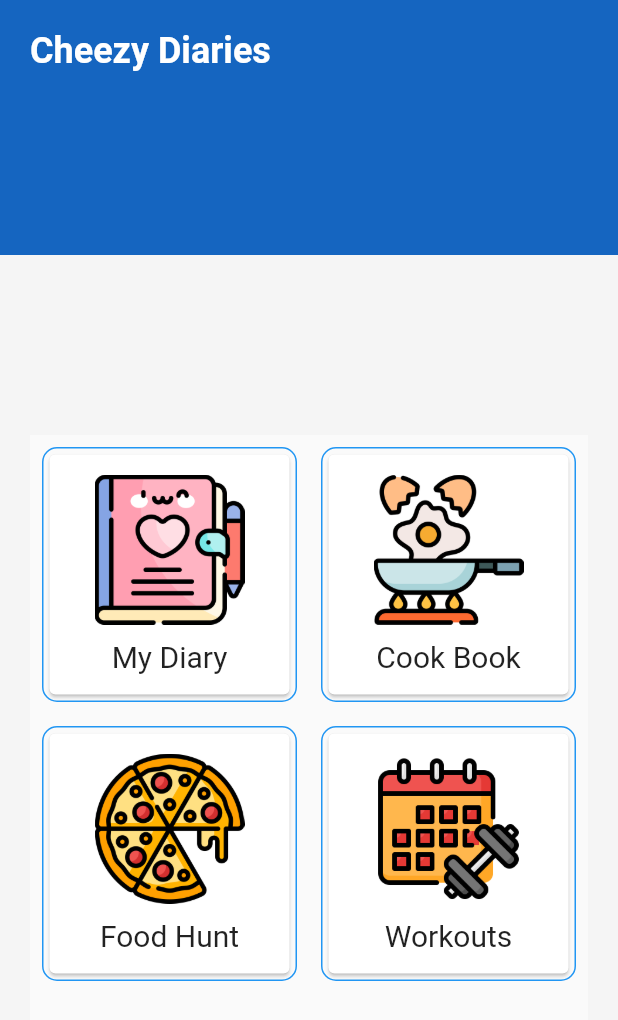
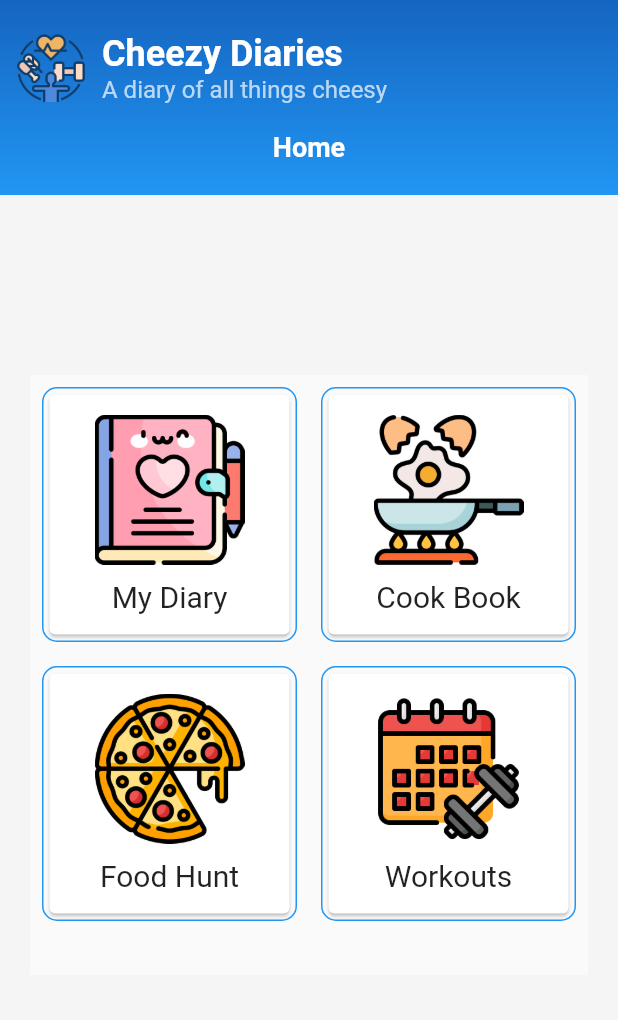
Before and after one commit to SLKarandawela/cheezyDiaries_v1, a Flutter app: the screen it shows after launch, on a phone screen of 412 x 824 dp. Shown: the top 1020 px of the screen. Run offline on Flutter 3.47's test engine with Material 2 defaults, Android fonts, the phone set to English and light mode, and no system bars; our stand-ins replace cloud_firestore, firebase_core, geolocator; accounts and stored records are empty; Roboto replaces fonts that are missing (Montserrat).

Commit message:
FUnctionality testing spec 7 completed

```diff
--- a/lib/screens/home_page.dart
+++ b/lib/screens/home_page.dart
@@ -1,5 +1,7 @@
 import 'package:cheezy_diaries/widgets/cardNav.dart';
 import 'package:flutter/material.dart';
+
+import '../widgets/header.dart';
 
 class HomePage extends StatefulWidget {
   const HomePage({super.key});
@@ -15,18 +17,7 @@ class _HomePageState extends State<HomePage> {
       backgroundColor: Colors.grey[100],
       body: SafeArea(
         child: Column(children: [
-          Container(
-            height: 170,
-            decoration: BoxDecoration(color: Colors.blue.shade800),
-            child: Row(children: [
-              Column(children: const [
-                Padding(
-                  padding: EdgeInsets.all(20.0),
-                  child: Text("Cheezy Diaries", style: TextStyle(color: Colors.white, fontSize: 24, fontWeight: FontWeight.bold) ,),
-                ),
-              ],)
-            ]),
-          ),
+          ScreenHeader(title: "Home"),
           Padding(
             padding: const EdgeInsets.all(20.0),
             child: Container(
--- a/lib/screens/recipie/recipie_list.dart
+++ b/lib/screens/recipie/recipie_list.dart
@@ -108,7 +108,7 @@ class RecipieList extends StatelessWidget {
                         children: [
                           InkWell(
                             child: Icon(
-                              Icons.edit,
+                              Icons.preview,
                               color: Colors.blue.shade400,
                             ),
                             onTap: () {
--- a/lib/screens/reviews/reviews_list.dart
+++ b/lib/screens/reviews/reviews_list.dart
@@ -123,7 +123,7 @@ class ReviewList extends StatelessWidget {
                           children: [
                             InkWell(
                               child: Icon(
-                                Icons.edit,
+                                Icons.preview,
                                 color: Colors.blue.shade400,
                               ),
                               onTap: () {
--- a/lib/screens/workout/workout_list.dart
+++ b/lib/screens/workout/workout_list.dart
@@ -123,7 +123,7 @@ class WorkoutList extends StatelessWidget {
                           children: [
                             InkWell(
                               child: Icon(
-                                Icons.edit,
+                                Icons.preview,
                                 color: Colors.blue.shade400,
                               ),
                               onTap: () {
--- a/lib/widgets/splash_screen.dart
+++ b/lib/widgets/splash_screen.dart
@@ -22,9 +22,9 @@ class _SplashScreenState extends State<SplashScreen> {
   Widget build(BuildContext context) {
     return Scaffold(
       body: Padding(
-        padding: const EdgeInsets.all(10.0),
+        padding: const EdgeInsets.all(40.0),
         child: Center(
-          child: Image.asset('assets/images/diary.png'),
+          child: Image.asset('assets/images/health.png'),
         ),
       ),
     );
```
